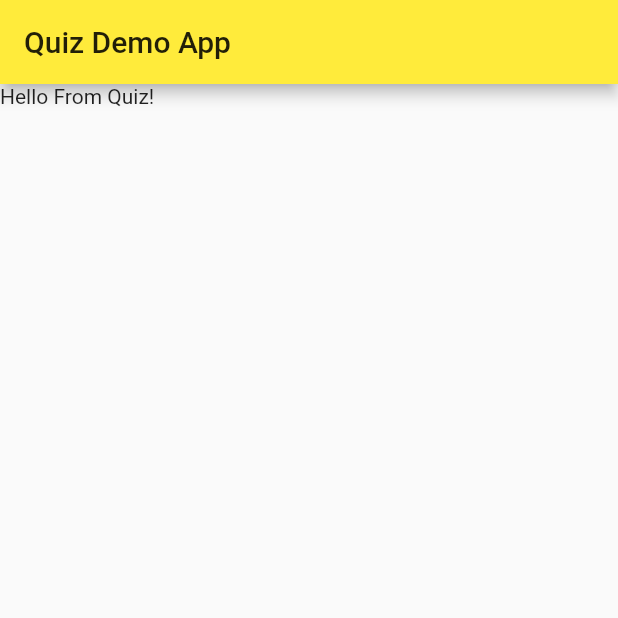
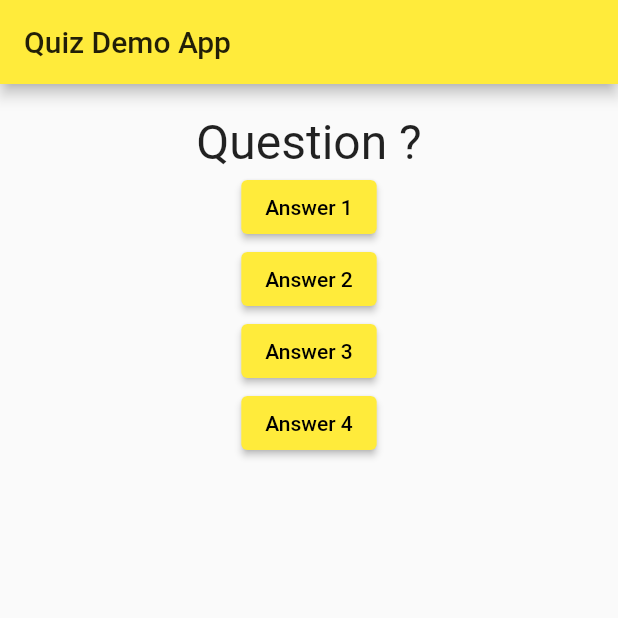
Before and after one commit to Yahya-Md/quiz_app, a Flutter app: the screen it shows after launch, on a phone screen of 412 x 824 dp, the top half of it. Run offline on Flutter 3.47's test engine with Material 2 defaults, Android fonts, the phone set to English and light mode, and no system bars.

Commit message:
First Quiz Screen

```diff
--- a/lib/main.dart
+++ b/lib/main.dart
@@ -1,4 +1,5 @@
 import 'package:flutter/material.dart';
+import './screens/quiz.screen.dart';
 
 void main() {
   runApp(MyApp());
@@ -12,6 +13,7 @@ class MyApp extends StatelessWidget {
       title: 'QuizApp',
       theme: ThemeData(
         primarySwatch: Colors.yellow,
+        accentColor: Colors.lightBlue,
       ),
       home: HomePage(),
     );
@@ -25,7 +27,7 @@ class HomePage extends StatelessWidget {
         title: Text("Quiz Demo App"),
       ),
       body: Container(
-        child: Text("Hello From Quiz!"),
+        child: QuizScreen(),
       ),
     );
   }
--- /dev/null
+++ b/lib/screens/quiz.screen.dart
@@ -0,0 +1,39 @@
+import 'package:flutter/cupertino.dart';
+import 'package:flutter/material.dart';
+
+class QuizScreen extends StatelessWidget {
+  @override
+  Widget build(BuildContext context) {
+    return Center(
+      child: Container(
+        padding: EdgeInsets.only(
+          top: 20,
+        ),
+        child: Column(
+          children: [
+            Text(
+              "Question ?",
+              style: TextStyle(fontSize: 32),
+            ),
+            ElevatedButton(
+              onPressed: () {},
+              child: Text("Answer 1"),
+            ),
+            ElevatedButton(
+              onPressed: () {},
+              child: Text("Answer 2"),
+            ),
+            ElevatedButton(
+              onPressed: () {},
+              child: Text("Answer 3"),
+            ),
+            ElevatedButton(
+              onPressed: () {},
+              child: Text("Answer 4"),
+            ),
+          ],
+        ),
+      ),
+    );
+  }
+}
```
